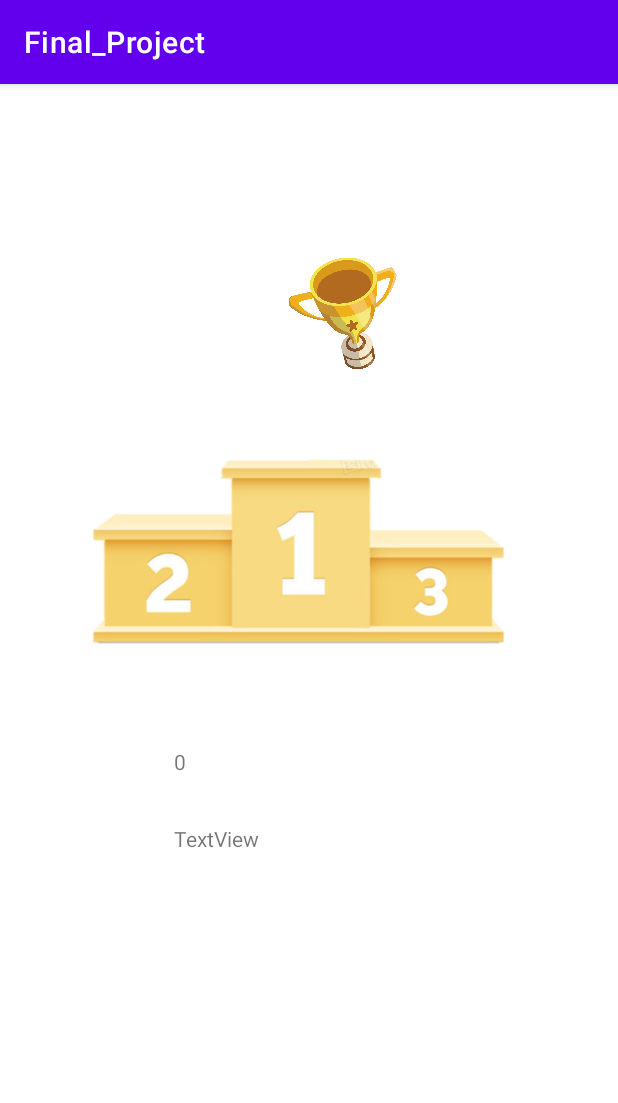
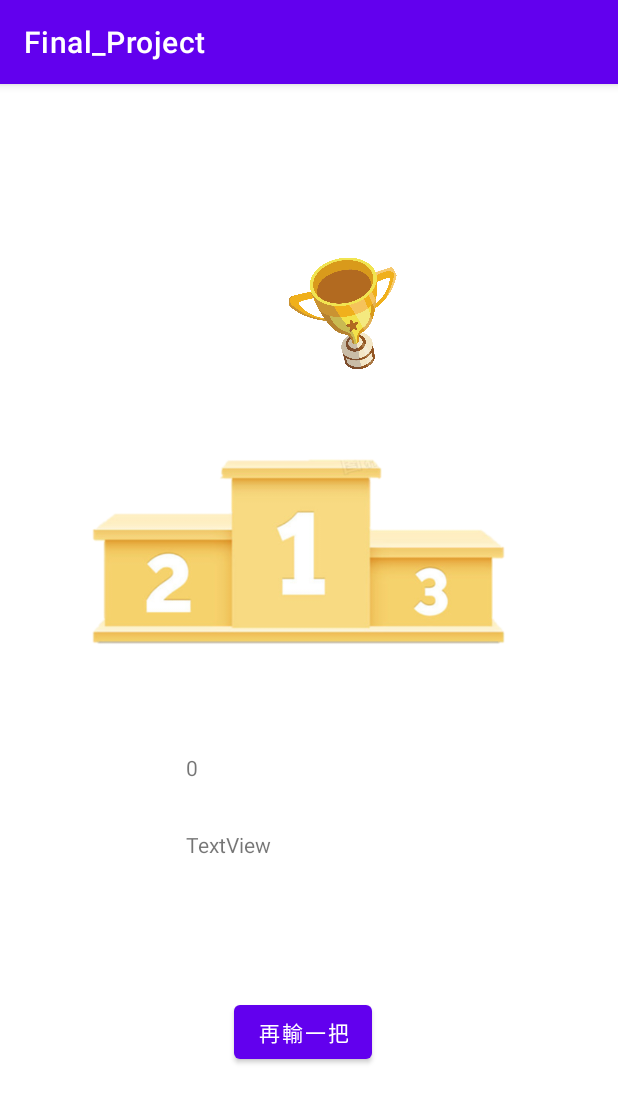
Before and after one commit to ting-weii/Final_Project, an Android app: the MainActivity screen opened directly, with no data from a screen before it, after a tap on "結果", on a phone screen of 412 x 824 dp. Shown: the top 1103 px of the screen. Run offline under Robolectric (Android 15) with nearby library versions, the phone set to English and light mode, and no system bars; 2 statements that could not run were skipped.

Commit message:
再輸一次

```diff
--- a/app/src/main/java/com/example/final_project/MainActivity.java
+++ b/app/src/main/java/com/example/final_project/MainActivity.java
@@ -387,10 +387,17 @@ public class MainActivity extends AppCompatActivity {
     }
 
     public void intent(){
-
+         progresshorse_1 = 0;
+         progresshorse_2 = 0;
+         progresshorse_3 = 0;
+         progresshorse_4 = 0;
+         progresshorse_5 = 0;
+         progresshorse_6 = 0;
+        Winnerindex = 0;
         Intent intent =new Intent(this,pdActivity.class);
         intent.putExtra("Winners",WinnerHorse);
         startActivity(intent);
 
+
     }
 }
--- a/app/src/main/java/com/example/final_project/pdActivity.java
+++ b/app/src/main/java/com/example/final_project/pdActivity.java
@@ -6,6 +6,8 @@ import android.content.Intent;
 import android.net.Uri;
 import android.os.Bundle;
 import android.util.Log;
+import android.view.View;
+import android.widget.Button;
 import android.widget.ImageView;
 import android.widget.TextView;
 
@@ -38,9 +40,14 @@ public class pdActivity extends AppCompatActivity {
         wine3.setImageResource(id3);
 
         textview4 = findViewById(R.id.textView4);
-
-
-
+        Button btn1 =findViewById(R.id.btn_return);
+        btn1.setOnClickListener(new View.OnClickListener() {
+            @Override
+            public void onClick(View view) {
+                Intent intent1 = new Intent(view.getContext(),betActivity.class);
+                startActivity(intent1);
+            }
+        });
 
     }
 }
--- a/app/src/main/res/layout/activity_pd.xml
+++ b/app/src/main/res/layout/activity_pd.xml
@@ -29,8 +29,8 @@
         android:id="@+id/textView3"
         android:layout_width="161dp"
         android:layout_height="47dp"
-        android:layout_marginStart="116dp"
-        android:layout_marginTop="232dp"
+        android:layout_marginStart="124dp"
+        android:layout_marginTop="236dp"
         android:text="TextView"
         app:layout_constraintStart_toStartOf="parent"
         app:layout_constraintTop_toBottomOf="@+id/podium" />
@@ -39,7 +39,7 @@
         android:id="@+id/textView4"
         android:layout_width="161dp"
         android:layout_height="44dp"
-        android:layout_marginStart="116dp"
+        android:layout_marginStart="124dp"
         android:layout_marginTop="4dp"
         android:text="TextView"
         app:layout_constraintStart_toStartOf="parent"
@@ -72,4 +72,14 @@
         app:layout_constraintStart_toStartOf="parent"
         app:layout_constraintTop_toTopOf="parent" />
 
+    <Button
+        android:id="@+id/btn_return"
+        android:layout_width="wrap_content"
+        android:layout_height="wrap_content"
+        android:layout_marginStart="156dp"
+        android:layout_marginTop="608dp"
+        android:text="再輸一把"
+        app:layout_constraintStart_toStartOf="parent"
+        app:layout_constraintTop_toTopOf="parent" />
+
 </androidx.constraintlayout.widget.ConstraintLayout>
```
